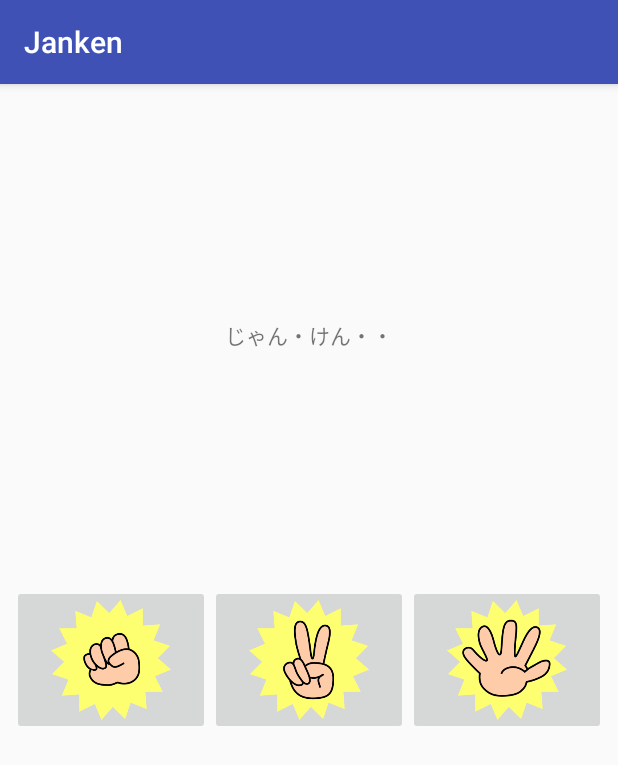
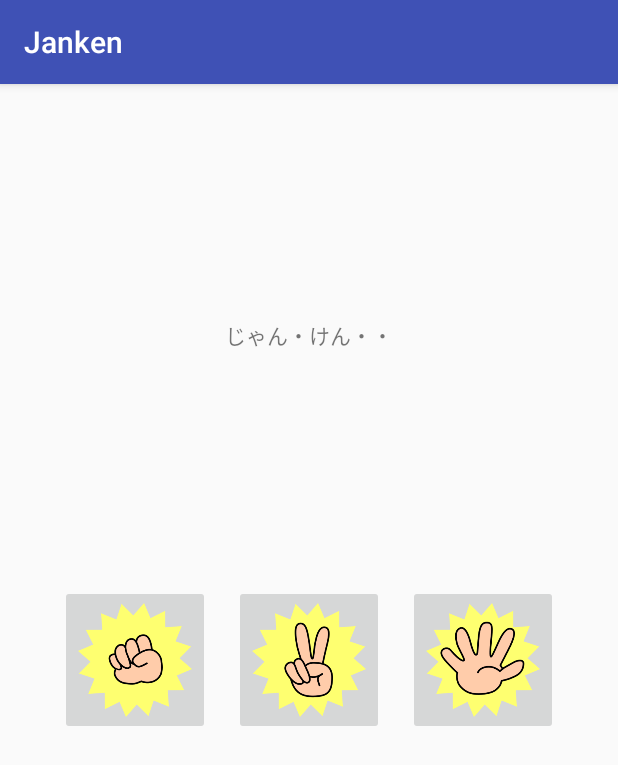
Before and after one commit to sora0077/KotlinTrainingJanken, an Android app: the screen it shows after launch (MainActivity), on a phone screen of 412 x 824 dp. Shown: the top 765 px of the screen. Run offline under Robolectric (Android 15) with nearby library versions, the phone set to English and light mode, and no system bars.

Commit message:
Change to ConstraintLayout

```diff
--- a/app/src/main/res/layout/activity_main.xml
+++ b/app/src/main/res/layout/activity_main.xml
@@ -13,46 +13,55 @@
         android:layout_marginBottom="8dp"
         android:layout_marginTop="8dp"
         android:text="@string/janken_text"
-        app:layout_constraintBottom_toTopOf="@+id/linearLayout"
+        app:layout_constraintBottom_toTopOf="@+id/chokiButton"
         app:layout_constraintEnd_toEndOf="parent"
         app:layout_constraintStart_toStartOf="parent"
         app:layout_constraintTop_toTopOf="parent" />
 
-    <LinearLayout
-        android:id="@+id/linearLayout"
-        android:layout_width="0dp"
-        android:layout_height="100dp"
-        android:layout_marginEnd="8dp"
-        android:layout_marginStart="8dp"
-        android:orientation="horizontal"
-        app:layout_constraintBottom_toBottomOf="parent"
-        app:layout_constraintEnd_toEndOf="parent"
-        app:layout_constraintStart_toStartOf="parent"
-        app:layout_constraintTop_toTopOf="parent">
 
     <ImageButton
         android:id="@+id/guButton"
         android:layout_width="0dp"
-            android:layout_height="wrap_content"
-            android:layout_weight="1"
+        android:layout_height="100dp"
+        android:layout_marginEnd="16dp"
         android:scaleType="fitCenter"
+        app:layout_constraintBottom_toBottomOf="parent"
+        app:layout_constraintDimensionRatio="w,1:1"
+        app:layout_constraintEnd_toStartOf="@+id/chokiButton"
+        app:layout_constraintHorizontal_bias="0.5"
+        app:layout_constraintHorizontal_chainStyle="packed"
+        app:layout_constraintHorizontal_weight="1"
+        app:layout_constraintStart_toStartOf="parent"
+        app:layout_constraintTop_toTopOf="parent"
         app:srcCompat="@drawable/gu" />
 
     <ImageButton
         android:id="@+id/chokiButton"
         android:layout_width="0dp"
-            android:layout_height="wrap_content"
-            android:layout_weight="1"
+        android:layout_height="100dp"
+        android:layout_marginEnd="16dp"
         android:scaleType="fitCenter"
+        app:layout_constraintBottom_toBottomOf="parent"
+        app:layout_constraintDimensionRatio="w,1:1"
+        app:layout_constraintEnd_toStartOf="@+id/paButton"
+        app:layout_constraintHorizontal_bias="0.5"
+        app:layout_constraintHorizontal_weight="1"
+        app:layout_constraintStart_toEndOf="@+id/guButton"
+        app:layout_constraintTop_toTopOf="parent"
         app:srcCompat="@drawable/choki" />
 
     <ImageButton
         android:id="@+id/paButton"
         android:layout_width="0dp"
-            android:layout_height="wrap_content"
-            android:layout_weight="1"
+        android:layout_height="100dp"
         android:scaleType="fitCenter"
+        app:layout_constraintBottom_toBottomOf="parent"
+        app:layout_constraintDimensionRatio="w,1:1"
+        app:layout_constraintEnd_toEndOf="parent"
+        app:layout_constraintHorizontal_bias="0.5"
+        app:layout_constraintHorizontal_weight="1"
+        app:layout_constraintStart_toEndOf="@+id/chokiButton"
+        app:layout_constraintTop_toTopOf="parent"
         app:srcCompat="@drawable/pa" />
 
-    </LinearLayout>
 </android.support.constraint.ConstraintLayout>
```
Lines whose indentation alone changed are shown as unchanged.
